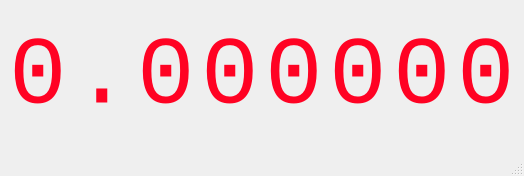
Old version of the form mainwindow.ui in the repository bilibilifcc/Steins_Gate_Clock.
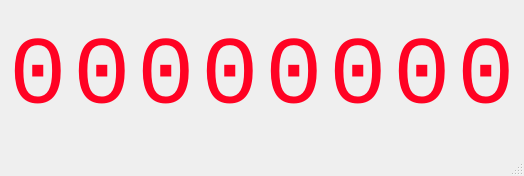
New version of the form.

The edit to the form file:
```diff
--- a/mainwindow.ui
+++ b/mainwindow.ui
@@ -51,7 +51,7 @@
          <string notr="true">color:rgb(255, 2, 35)</string>
         </property>
         <property name="text">
-         <string>.</string>
+         <string>0</string>
         </property>
        </widget>
       </item>
```
